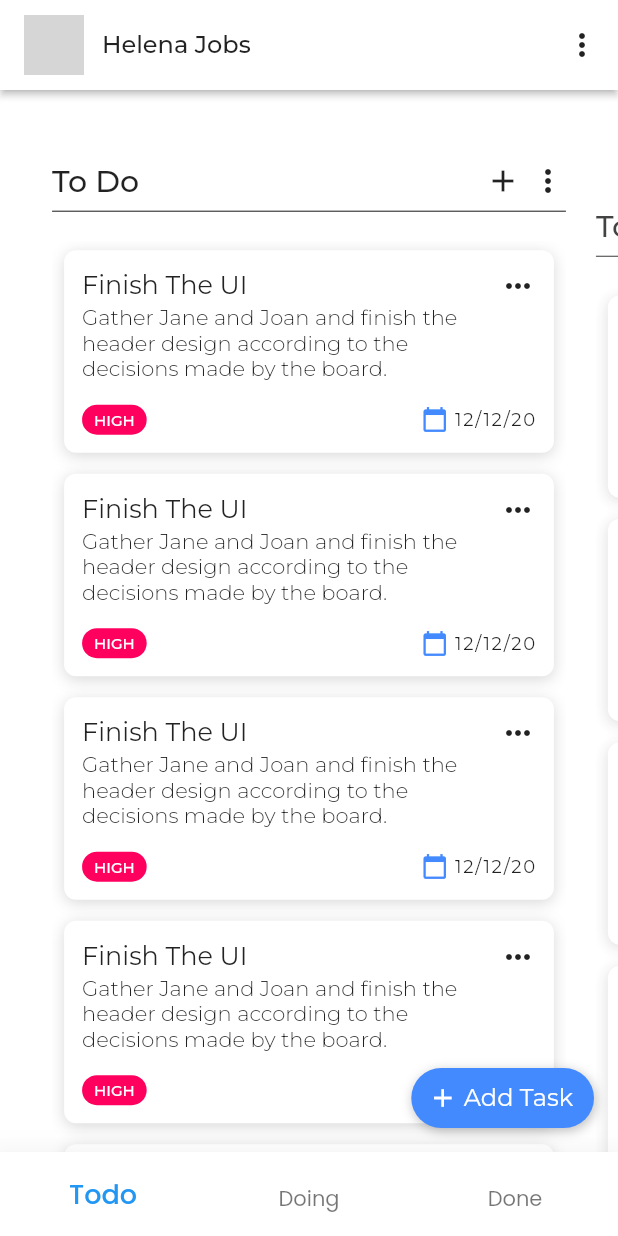
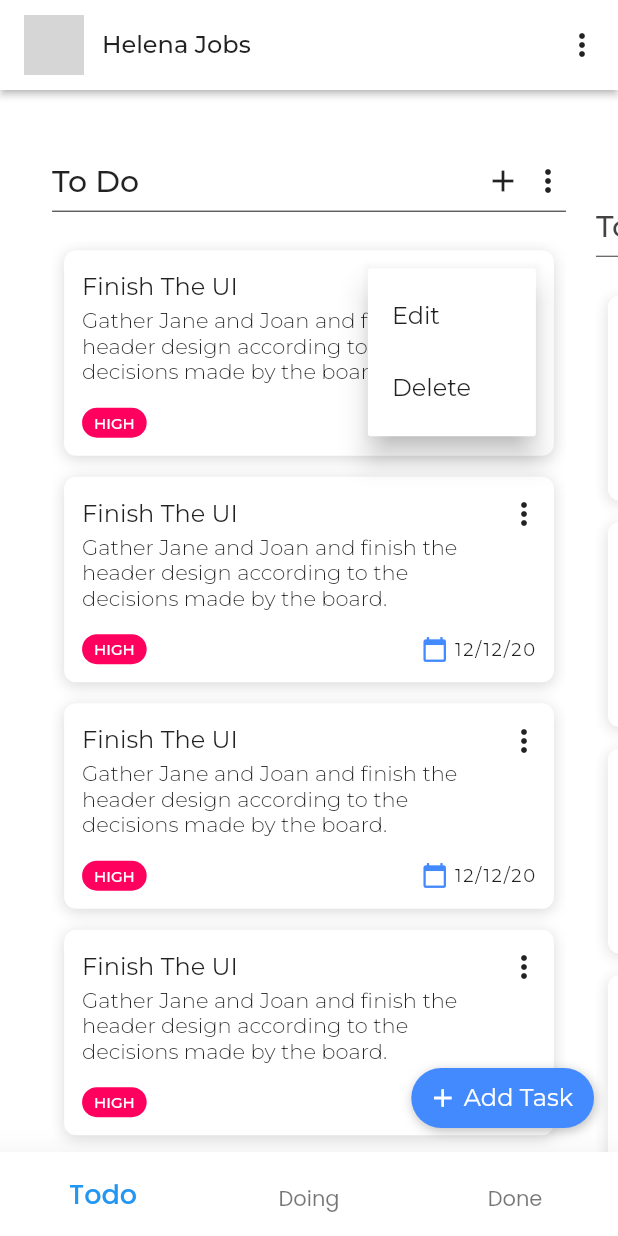
Before and after one commit to abraiyan/minimalist_project_management, a Flutter app: the screen it shows after launch, after a tap on the "more vert" icon, on a phone screen of 412 x 824 dp. Run offline on Flutter 3.47's test engine with Material 2 defaults, Android fonts, the phone set to English and light mode, and no system bars; our stand-ins replace google_fonts; grey boxes are pictures that could not be loaded.

Commit message:
UI Updated

```diff
--- a/lib/screens/home_page.dart
+++ b/lib/screens/home_page.dart
@@ -100,8 +100,34 @@ class _HomePageState extends State<HomePage> {
     );
   }
 
-  Container buildFAB() {
-    return Container(
+  Widget buildFAB() {
+    return GestureDetector(
+      onTap: () {
+        showDialog(context: context, builder: (context) {
+          return StatefulBuilder(
+            builder: (context, setState) {
+              return AlertDialog(
+                title: Text('Add Task', style: GoogleFonts.montserrat(fontSize: 16),),
+                actions: [
+                  FlatButton(
+                    onPressed: () {
+                      Navigator.pop(context);
+                    },
+                    child: Text('Done', style: GoogleFonts.montserrat(),),
+                  ),
+                ],
+                content: Column(
+                  mainAxisSize: MainAxisSize.min,
+                  children: [
+
+                  ],
+                ),
+              );
+            },
+          );
+        });
+      },
+      child: Container(
         padding: const EdgeInsets.only(left: 11, top: 10, bottom: 10, right: 14),
         decoration: BoxDecoration(
           // ignore: prefer_const_literals_to_create_immutables
@@ -122,6 +148,7 @@ class _HomePageState extends State<HomePage> {
             const SizedBox(width: 4),
             Text('Add Task', style: GoogleFonts.montserrat(color: Colors.white, fontSize: 16),)
           ],
+        ),
       ),
     );
   }
--- a/lib/widgets/item_main.dart
+++ b/lib/widgets/item_main.dart
@@ -1,3 +1,4 @@
+import 'package:flutter/cupertino.dart';
 import 'package:flutter/material.dart';
 import 'package:google_fonts/google_fonts.dart';
 
@@ -9,7 +10,7 @@ class ItemMain extends StatelessWidget {
 
   @override
   Widget build(BuildContext context) {
-    const double headerFontSize = 17;
+    const double headerFontSize = 16;
     const double descriptionFontSize = 14;
     const double dateFontSize = 12;
 
@@ -33,7 +34,25 @@ class ItemMain extends StatelessWidget {
             children: [
               Text('Finish The UI', style: GoogleFonts.montserrat(color: Colors.black87, fontSize: headerFontSize),),
               const Spacer(),
-              const Icon(Icons.more_horiz, color: Colors.black87,),
+              // ignore: sized_box_for_whitespace
+              Container(
+                width: 26,
+                height: 26,
+                child: PopupMenuButton(
+                  padding: const EdgeInsets.only(left: 6),
+                  itemBuilder: (context) => <PopupMenuItem<String>>[
+                     PopupMenuItem<String>(
+                      value: 'Edit',
+                      child: Text('Edit', style: GoogleFonts.montserrat(color: Colors.black87),),
+                    ),
+                     PopupMenuItem<String>(
+                      value: 'Delete',
+                      child: Text('Delete', style: GoogleFonts.montserrat(color: Colors.black87),),
+                    ),
+                  ],
+
+                ),
+              ),
             ],
           ),
 
```
Lines whose indentation alone changed are shown as unchanged.
